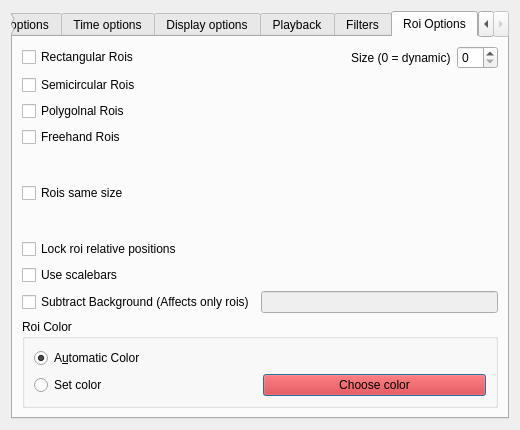
First picture: the form in ProcessOptionsGui.ui, repository fedeceri85/robopy2, before the edit.
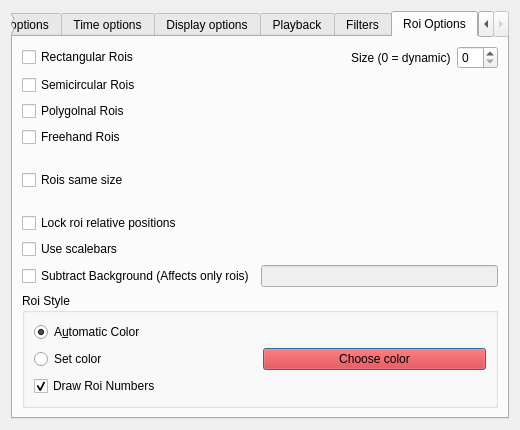
Second picture: the form after the edit. The open tabs and pages were chosen to show the change.

Commit message: Toggle draw roi numbers

The edit to the form file:
```diff
--- a/ProcessOptionsGui.ui
+++ b/ProcessOptionsGui.ui
@@ -1151,7 +1151,7 @@
        <item>
         <widget class="QGroupBox" name="groupBox">
          <property name="title">
-          <string>Roi Color</string>
+          <string>Roi Style</string>
          </property>
          <layout class="QVBoxLayout" name="verticalLayout_12">
           <item>
@@ -1229,6 +1229,16 @@
             </item>
            </layout>
           </item>
+          <item>
+           <widget class="QCheckBox" name="drawRoiNumberscheckBox">
+            <property name="text">
+             <string>Draw Roi Numbers</string>
+            </property>
+            <property name="checked">
+             <bool>true</bool>
+            </property>
+           </widget>
+          </item>
          </layout>
         </widget>
        </item>
```
The commit also changes 5 other files.
